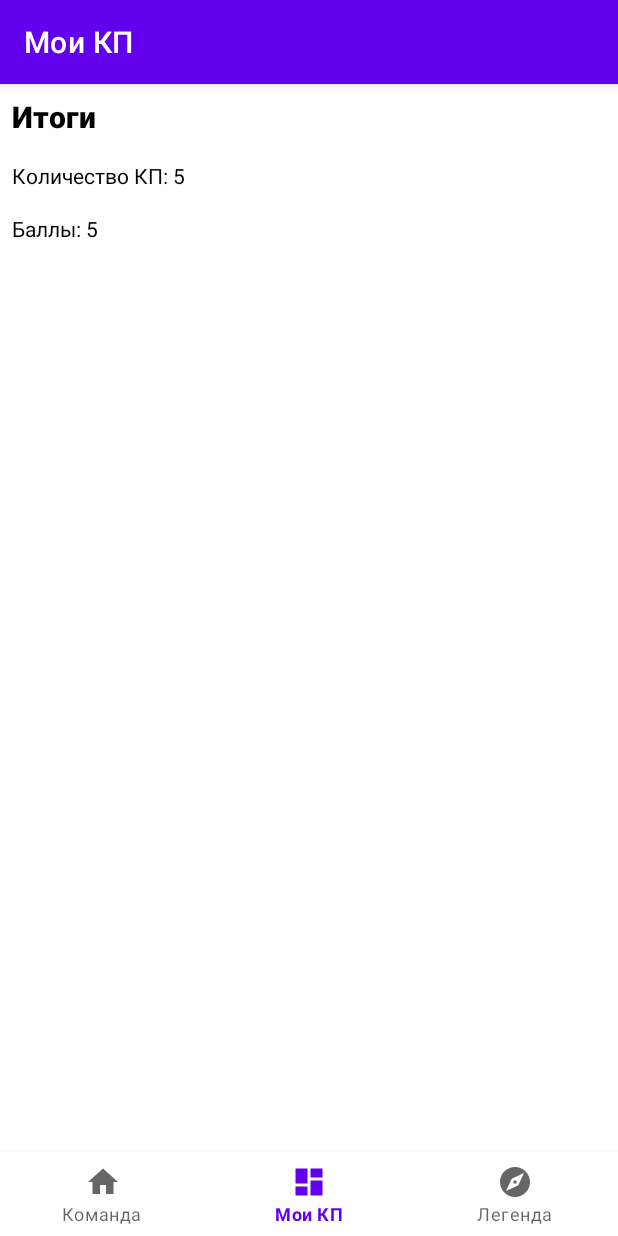
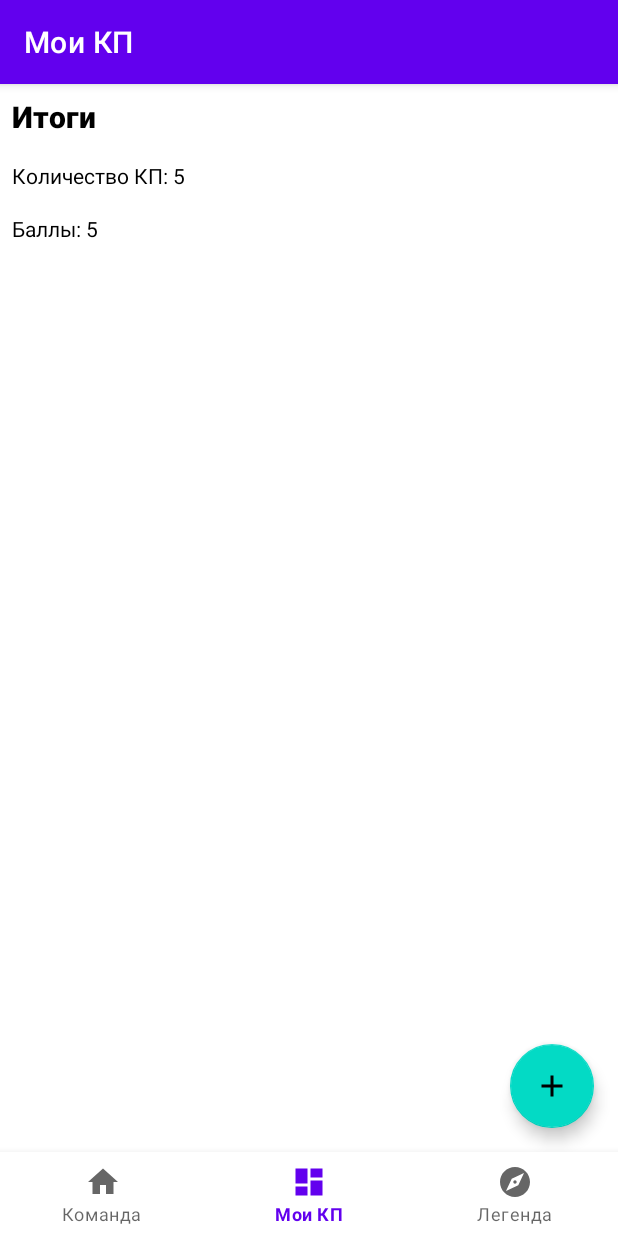
Before and after one commit to alff0x1f/kolco24_app, an Android app: the screen it shows after launch (MainActivity), item 2 of the bottom bar chosen, on a phone screen of 412 x 824 dp. Run offline under Robolectric (Android 15) with nearby library versions, the phone set to English and light mode, and no system bars; our stand-ins replace Room's generated code, navigation-ui.

Commit message:
fix errors

```diff
--- a/app/src/main/res/layout/fragment_photos.xml
+++ b/app/src/main/res/layout/fragment_photos.xml
@@ -1,5 +1,5 @@
 <?xml version="1.0" encoding="utf-8"?>
-<LinearLayout xmlns:android="http://schemas.android.com/apk/res/android"
+<androidx.constraintlayout.widget.ConstraintLayout xmlns:android="http://schemas.android.com/apk/res/android"
     xmlns:app="http://schemas.android.com/apk/res-auto"
     xmlns:tools="http://schemas.android.com/tools"
     android:layout_width="match_parent"
@@ -10,7 +10,11 @@
 
     <androidx.core.widget.NestedScrollView
         android:layout_width="match_parent"
-        android:layout_height="match_parent">
+        android:layout_height="match_parent"
+        app:layout_constraintStart_toStartOf="parent"
+        app:layout_constraintEnd_toEndOf="parent"
+        app:layout_constraintTop_toTopOf="parent"
+        app:layout_constraintBottom_toBottomOf="parent">
 
         <LinearLayout
             android:layout_width="match_parent"
@@ -69,4 +73,4 @@
         app:layout_constraintBottom_toBottomOf="parent"
         app:layout_constraintEnd_toEndOf="parent" />
 
-</LinearLayout>
+</androidx.constraintlayout.widget.ConstraintLayout>
```
Also changed, not shown: app/src/main/java/org/kolco24/kolco24/NewPhotoActivity.java (+5 -2 lines).
